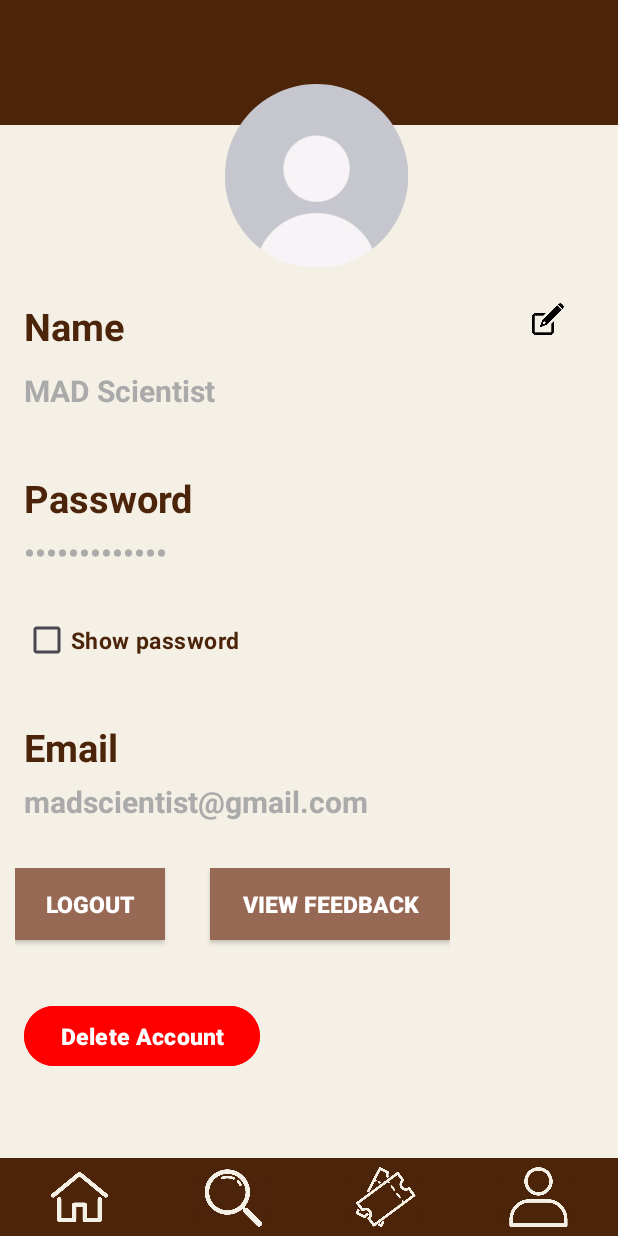
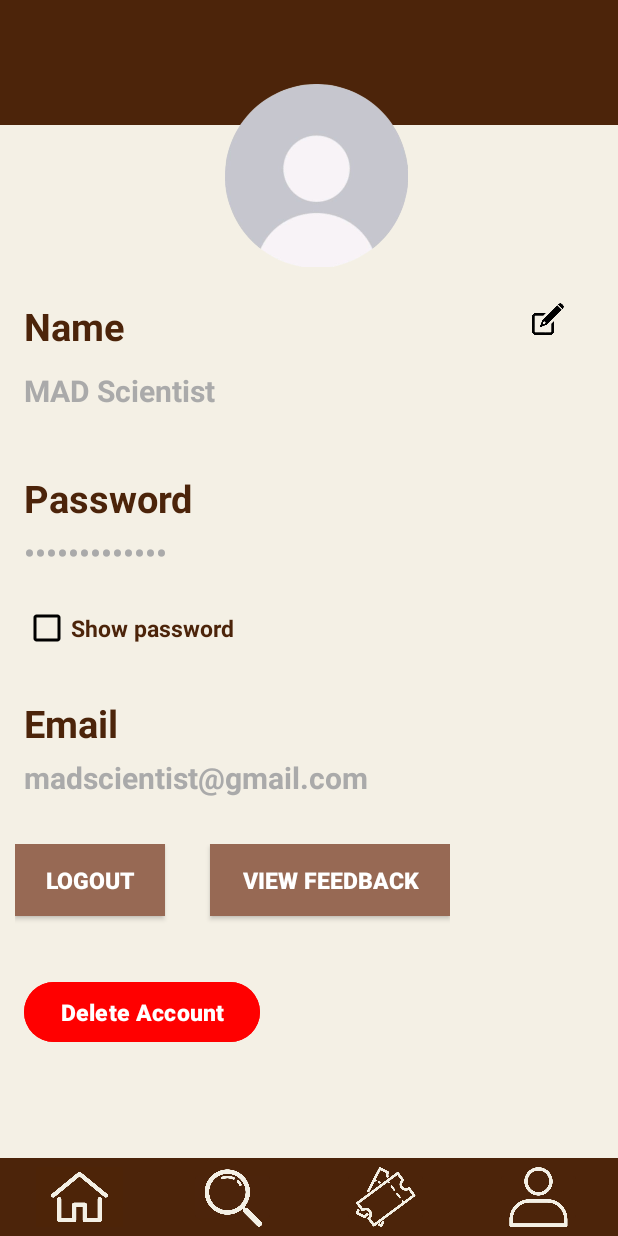
Before and after one commit to emery97/MAD24_P02_Team3, an Android app: the profilePage screen opened directly, with no data from a screen before it, on a phone screen of 412 x 824 dp. Run offline under Robolectric (Android 15) with nearby library versions, the phone set to English and light mode, and no system bars; our stand-ins replace Firebase (no records; nobody signed in at launch, a user with empty details on screens opened directly); Roboto replaces fonts that are not available here; 1 statement that could not run was skipped.

Commit message:
WY : fixed checkbox in profile page

```diff
--- a/app/src/main/java/sg/edu/np/mad/TicketFinder/profilePage.java
+++ b/app/src/main/java/sg/edu/np/mad/TicketFinder/profilePage.java
@@ -5,6 +5,7 @@ import android.content.Context;
 import android.content.DialogInterface;
 import android.content.Intent;
 import android.content.SharedPreferences;
+import android.graphics.drawable.Drawable;
 import android.os.Bundle;
 import android.text.InputType;
 import android.util.Log;
@@ -20,6 +21,7 @@ import androidx.annotation.NonNull;
 import androidx.annotation.Nullable;
 import androidx.appcompat.app.AlertDialog;
 import androidx.appcompat.app.AppCompatActivity;
+import androidx.core.content.ContextCompat;
 
 import com.google.android.gms.tasks.OnCompleteListener;
 import com.google.android.gms.tasks.OnFailureListener;
@@ -109,8 +111,6 @@ public class profilePage extends AppCompatActivity {
                 }
             }
         });
-
-        // OnClickListener for editing icon
         editingIcon.setOnClickListener(new View.OnClickListener() {
             @Override
             public void onClick(View v) {
--- a/app/src/main/res/layout/profile_page.xml
+++ b/app/src/main/res/layout/profile_page.xml
@@ -162,6 +162,7 @@
 
                     <CheckBox
                         android:id="@+id/showPassword"
+                        android:theme="@style/colored_checkbox"
                         android:layout_width="wrap_content"
                         android:layout_height="wrap_content"
                         android:layout_marginStart="15dp"
@@ -171,6 +172,7 @@
                         android:textStyle="bold"
                         app:layout_constraintStart_toStartOf="@+id/editPassword"
                         app:layout_constraintTop_toBottomOf="@+id/editPassword" />
+
 
                     <TextView
                         android:id="@+id/email"
```
Also changed, not shown: app/src/main/res/values/checkbox_styles.xml (added, +9 -0 lines).
